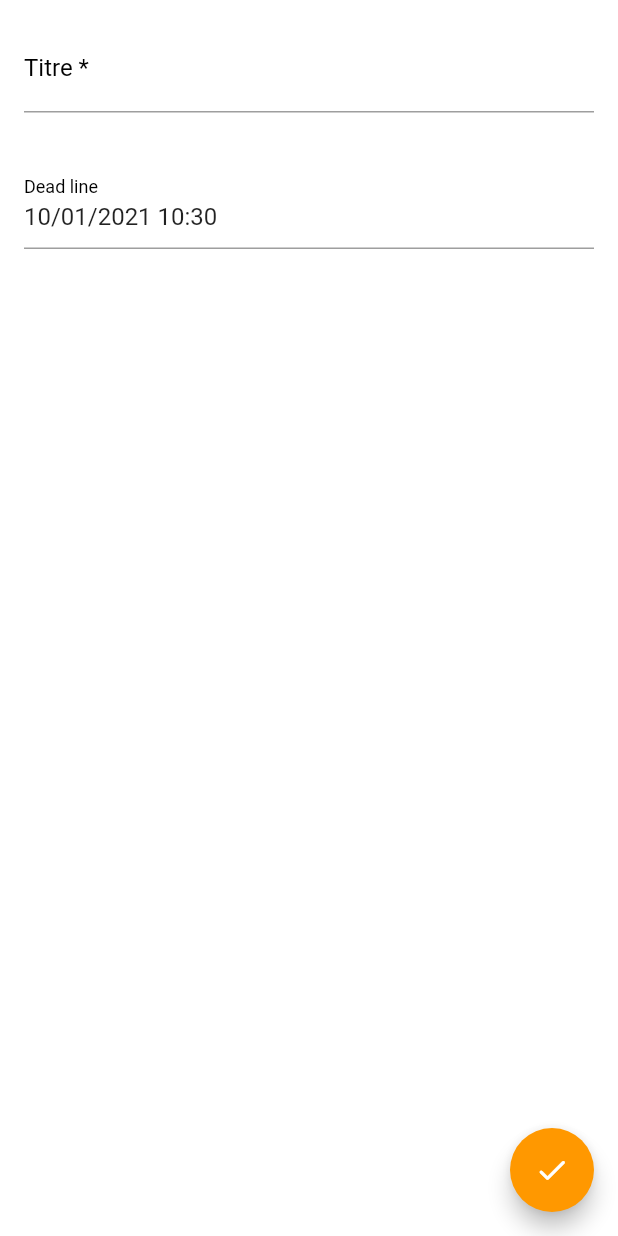
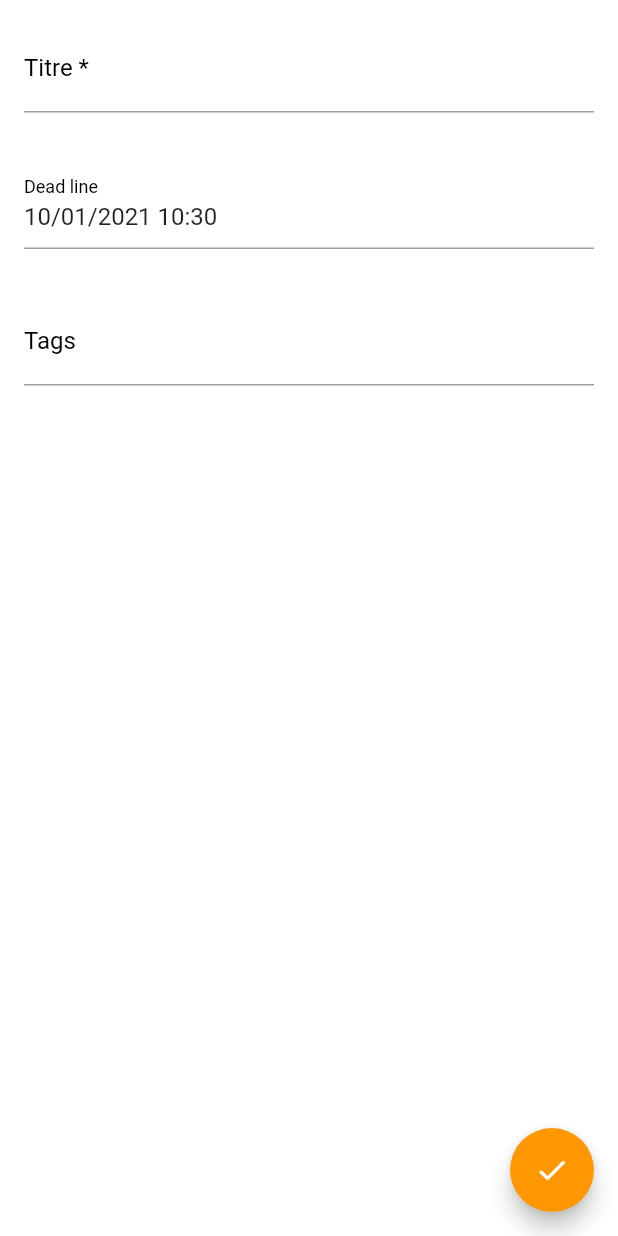
Before and after one commit to LibertT-HEG/todolist, a Flutter app: the MyCustomForm screen opened directly, on a phone screen of 412 x 824 dp. Run offline on Flutter 3.47's test engine with Material 2 defaults, Android fonts, the phone set to English and light mode, and no system bars; drawn by our look-alikes of date_field; our stand-ins replace cloud_firestore, firebase_core, flutter_tags; accounts and stored records are empty.

Commit message:
Ajout des tags

```diff
--- a/lib/screens/home/home.dart
+++ b/lib/screens/home/home.dart
@@ -3,7 +3,6 @@ import 'package:flutter/material.dart';
 import 'package:todolist/screens/home/components/add_list_button.dart';
 import 'package:todolist/screens/home/components/list_element.dart';
 import 'package:cloud_firestore/cloud_firestore.dart';
-import 'package:firebase_core/firebase_core.dart';
 
 class HomeScreen extends StatefulWidget {
   @override
@@ -54,7 +53,9 @@ class _HomeScreenState extends State<HomeScreen> {
                   return new ListElement(
                       listId: document.id,
                       listName: document.data()['nom'],
-                      listDeadLine: document.data()['deadLine'].toDate());
+                      listDeadLine: document.data()['deadLine'].toDate(),
+                      listTags: document.data()['tags'],
+                  );
                 }).toList();
 
                 return Scaffold(
--- a/lib/screens/list_add/components/MyCustomForm.dart
+++ b/lib/screens/list_add/components/MyCustomForm.dart
@@ -17,6 +17,7 @@ class _MyCustomFormState extends State<MyCustomForm> {
   // Create a text controller and use it to retrieve the current value
   // of the TextField.
   final myController = TextEditingController();
+  final myTags = TextEditingController();
   Todo todo = new Todo("test", DateTime.now());
 
   @override
@@ -39,6 +40,7 @@ class _MyCustomFormState extends State<MyCustomForm> {
       return documentReference.set({
         'nom': this.todo.title,
         'deadLine': this.todo.dLine,
+        'tags': this.todo.tags
       });
       // .then((value) => print("List Added"))
       // .catchError((error) => print("Failed to add list: $error"));
@@ -71,13 +73,23 @@ class _MyCustomFormState extends State<MyCustomForm> {
             selectedDate: this.todo.dLine,
           ),
         ),
+        Padding(
+          padding: const EdgeInsets.all(16.0),
+          child: TextFormField(
+            controller: myTags,
+            decoration: const InputDecoration(
+              hintText: 'Ex: Ecole, Important, A faire...',
+              labelText: 'Tags',
+            ),
+          ),
+        ),
       ]),
       floatingActionButton: FloatingActionButton(
         // When the user presses the button, show an alert dialog containing the
         // text that the user has entered into the text field.
         onPressed: () {
           this.todo.title = this.myController.text;
-
+          this.todo.tags = this.myTags.text.split(', ');
           addList().then((value) => {
                 Navigator.popAndPushNamed(context, "/ListView",
                     arguments: this.todo.documentReference.id)
--- a/lib/screens/list_add/list_add.dart
+++ b/lib/screens/list_add/list_add.dart
@@ -52,11 +52,17 @@ class _ListAddScreenState extends State<ListAddScreen> {
 class Todo {
   String title;
   DateTime dLine;
+  List<String> tags;
   DocumentReference documentReference;
 
   Todo(String title, DateTime dLine) {
     this.title = title;
     this.dLine = dLine;
+    this.tags = [];
     this.documentReference = null;
   }
+
+  add_tags(String tag) {
+    this.tags.add(tag);
+  }
 }
--- a/pubspec.yaml
+++ b/pubspec.yaml
@@ -26,6 +26,7 @@ dependencies:
   firebase_core: "0.5.3"
   cloud_firestore: "^0.14.4"
   date_field: "^0.3.3"
+  flutter_tags: "0.4.9+1"
 
   # The following adds the Cupertino Icons font to your application.
   # Use with the CupertinoIcons class for iOS style icons.
```
Also changed, not shown: lib/screens/home/components/list_element.dart (+27 -7 lines), pubspec.lock.
